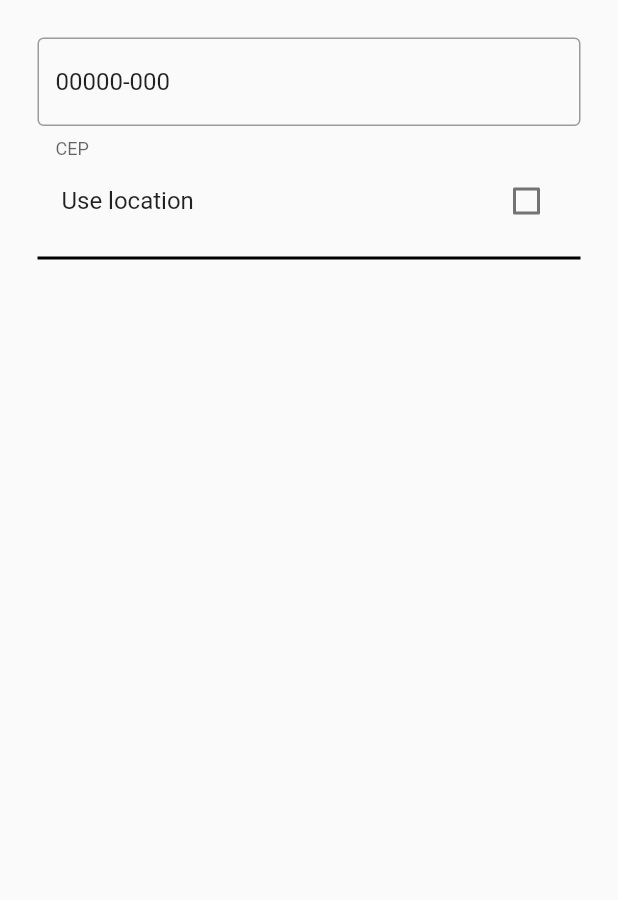
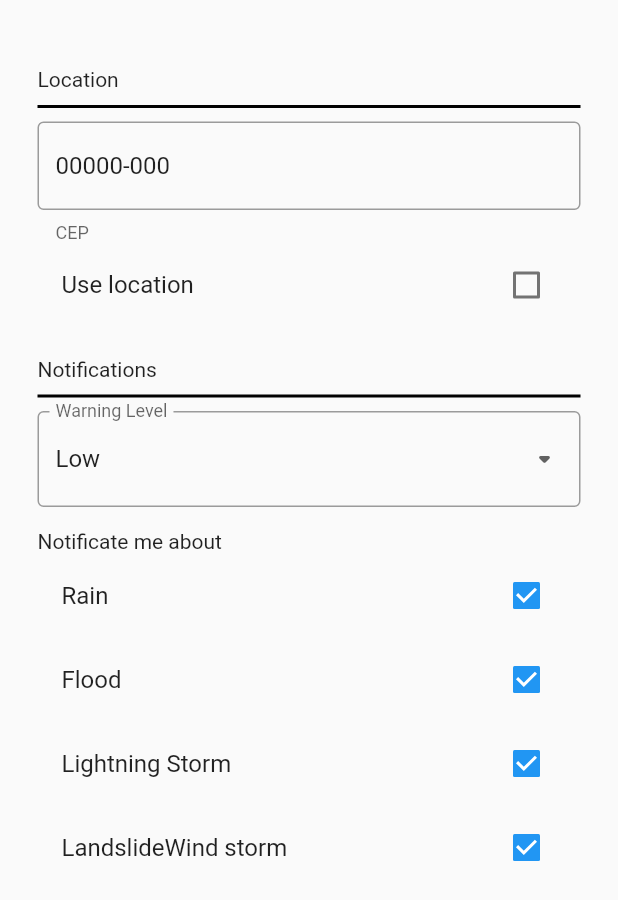
Before and after one commit to brenozd/front-defesa-civil, a Flutter app: the MyProfilePage screen opened directly, on a phone screen of 412 x 824 dp. Shown: the top 900 px of the screen. Run offline on Flutter 3.47's test engine with Material 2 defaults, Android fonts, the phone set to English and light mode, and no system bars.

Commit message:
Finished my profile page

```diff
--- a/app/lib/myProfilePage.dart
+++ b/app/lib/myProfilePage.dart
@@ -12,15 +12,28 @@ class MyProfilePage extends StatefulWidget {
 class _MyProfilePageState extends State<MyProfilePage> {
   bool useLocation = false;
   var myCEP = "00000-000";
+  var currentWarningLevel = "Low";
+  List<String> dropDownItens = ["Low", "Moderate", "High"];
+  Map<String, bool> warningItens = {
+    "Rain": true,
+    "Flood": true,
+    "Lightning Storm": true,
+    "Landslide" "Wind storm": true,
+  };
 
   @override
   Widget build(BuildContext context) {
     return Scaffold(
       body: Center(
-        child: Padding(
+          child: Padding(
         padding: const EdgeInsets.all(25.0),
         child: Column(
           children: [
+            Column(children: <Widget>[
+              SizedBox(height: 20),
+              Align(alignment: Alignment.centerLeft, child: Text("Location")),
+              Divider(height: 20, thickness: 2, color: Colors.black)
+            ]),
             TextFormField(
               readOnly: useLocation,
               obscureText: false,
@@ -40,10 +53,48 @@ class _MyProfilePageState extends State<MyProfilePage> {
                           // TODO: Get geolocation and display on textbox
                           myCEP = "12345-678";
                         }))),
-            Divider(
-                height: 20,
-                thickness: 2,
-                color: Colors.black),
+            Column(children: <Widget>[
+              SizedBox(height: 20),
+              Align(
+                  alignment: Alignment.centerLeft,
+                  child: Text("Notifications")),
+              Divider(height: 20, thickness: 2, color: Colors.black)
+            ]),
+            // TODO: Instead of dropdown, maybe checkboxes?
+            DropdownButtonFormField<String>(
+                value: currentWarningLevel,
+                decoration: InputDecoration(
+                    border: OutlineInputBorder(), labelText: "Warning Level"),
+                icon: const Icon(Icons.arrow_drop_down_rounded),
+                items: dropDownItens.map((String value) {
+                  return DropdownMenuItem<String>(
+                    value: value,
+                    child: Text(value),
+                  );
+                }).toList(),
+                onChanged: (String? value) => setState(() {
+                      currentWarningLevel = value!;
+                    })),
+            SizedBox(
+              height: 15,
+            ),
+            Align(
+              alignment: Alignment.centerLeft,
+              child: Text("Notificate me about"),
+            ),
+            Column(
+              children: warningItens.keys.map((String key) {
+                return CheckboxListTile(
+                  title: Text(key),
+                  value: warningItens[key],
+                  onChanged: (bool? value) {
+                    setState(() {
+                      warningItens[key] = value!;
+                    });
+                  },
+                );
+              }).toList(),
+            )
           ],
         ),
       )),
```
